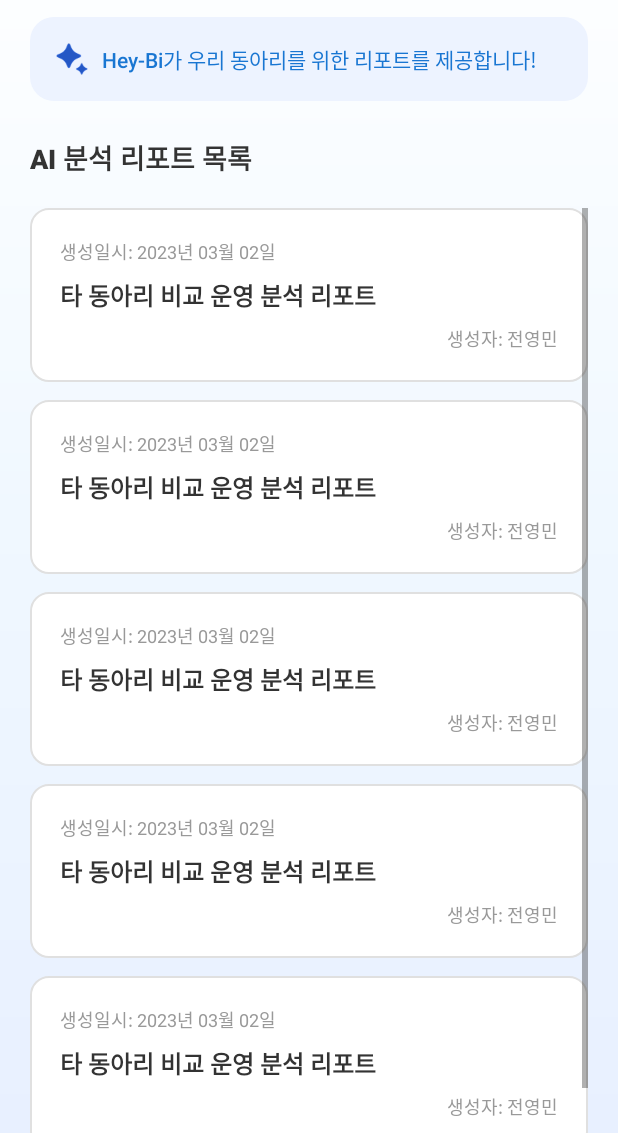
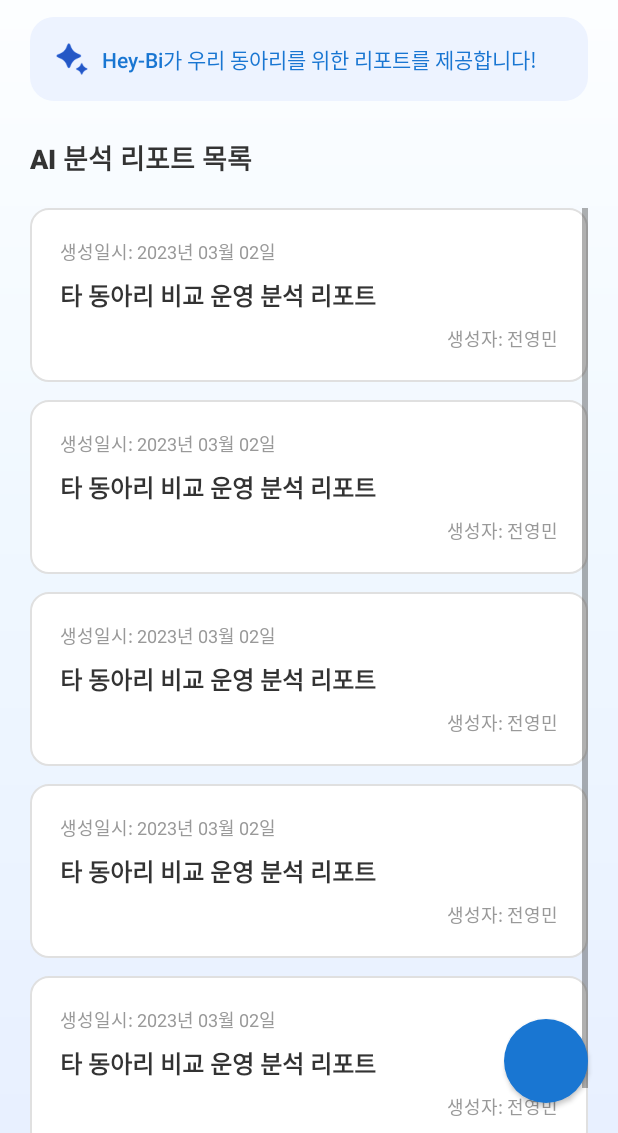
Before and after one commit to 236-2su/Lin.book, an Android app: the layout ledger_report.xml on its own in the app's theme, with its tools: preview values and no code run, on a phone screen of 412 x 824 dp, the part 103-1236 px from its top. Run offline under Robolectric (Android 15) with nearby library versions, the phone set to English and light mode, and no system bars.

Commit message:
장부 리포트

```diff
--- /dev/null
+++ b/MyApplication/MyApplication/app/src/main/res/drawable/fab_blue_circle.xml
@@ -0,0 +1,6 @@
+<?xml version="1.0" encoding="utf-8"?>
+<shape xmlns:android="http://schemas.android.com/apk/res/android"
+    android:shape="oval">
+    <solid android:color="#1976D2" />
+    <size android:width="56dp" android:height="56dp" />
+</shape>
--- a/MyApplication/MyApplication/app/src/main/res/drawable/ledger_report_rounded_button_unselected.xml
+++ b/MyApplication/MyApplication/app/src/main/res/drawable/form_card_blue_border.xml
@@ -1,6 +1,6 @@
 <?xml version="1.0" encoding="utf-8"?>
 <shape xmlns:android="http://schemas.android.com/apk/res/android">
-    <solid android:color="#F8F8F8"/>
-    <corners android:radius="20dp"/>
-    <stroke android:width="1dp" android:color="#D0D0D0"/>
+    <solid android:color="#FFFFFF"/>
+    <corners android:radius="12dp"/>
+    <stroke android:width="2dp" android:color="#87CEEB"/>
 </shape>
--- a/MyApplication/MyApplication/app/src/main/res/layout/ledger_report.xml
+++ b/MyApplication/MyApplication/app/src/main/res/layout/ledger_report.xml
@@ -1,5 +1,9 @@
 <?xml version="1.0" encoding="utf-8"?>
-<LinearLayout xmlns:android="http://schemas.android.com/apk/res/android"
+<FrameLayout xmlns:android="http://schemas.android.com/apk/res/android"
+    android:layout_width="match_parent"
+    android:layout_height="match_parent">
+
+    <LinearLayout
         android:layout_width="match_parent"
         android:layout_height="match_parent"
         android:orientation="vertical"
@@ -308,3 +312,23 @@
         </ScrollView>
 
     </LinearLayout>
+
+    <!-- 오른쪽 아래 고정된 파란색 동그란 버튼 -->
+    <Button
+        android:id="@+id/btn_create_report"
+        android:layout_width="56dp"
+        android:layout_height="56dp"
+        android:layout_gravity="bottom|end"
+        android:layout_marginEnd="20dp"
+        android:layout_marginBottom="20dp"
+        android:background="@drawable/fab_blue_circle"
+        android:src="@drawable/write"
+        android:scaleType="centerInside"
+        android:padding="0dp"
+        android:minWidth="0dp"
+        android:minHeight="0dp"
+        android:backgroundTint="@null"
+        android:backgroundTintMode="src_atop"
+        android:contentDescription="리포트 생성" />
+
+</FrameLayout>
--- a/MyApplication/MyApplication/app/src/main/res/values/themes.xml
+++ b/MyApplication/MyApplication/app/src/main/res/values/themes.xml
@@ -2,7 +2,13 @@
     <!-- Base application theme. -->
     <style name="Base.Theme.MyApplication" parent="Theme.MaterialComponents.DayNight.NoActionBar">
         <!-- Customize your light theme here. -->
-        <!-- <item name="colorPrimary">@color/my_light_primary</item> -->
+        <item name="colorPrimary">@color/blue_primary</item>
+        <item name="colorPrimaryVariant">@color/blue_primary</item>
+        <item name="colorOnPrimary">@color/white</item>
+        <item name="colorSecondary">@color/blue_primary</item>
+        <item name="colorOnSecondary">@color/white</item>
+        <item name="colorSurface">@color/white</item>
+        <item name="colorOnSurface">#333333</item>
     </style>
 
     <style name="Theme.MyApplication" parent="Base.Theme.MyApplication" />
```
Also changed, not shown: MyApplication/MyApplication/app/src/main/AndroidManifest.xml (+8 -0 lines), MyApplication/MyApplication/app/src/main/java/com/example/myapplication/LedgerReportActivity.kt (added, +27 -0 lines), MyApplication/MyApplication/app/src/main/java/com/example/myapplication/LedgerReportCreateActivity.kt (added, +16 -0 lines), MyApplication/MyApplication/app/src/main/res/layout/ledger_report_create.xml (+30 -61 lines), MyApplication/MyApplication/app/src/main/res/values/styles.xml (+22 -0 lines). Lines whose indentation alone changed are shown as unchanged.
